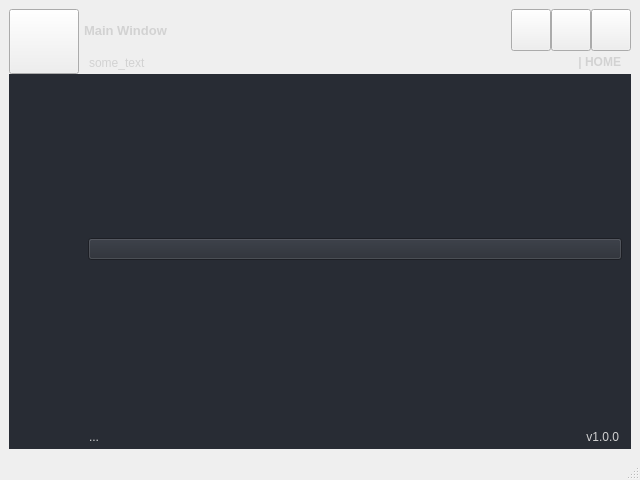
Above: src/ui/forms/main_window.ui from DariuszMak/python-standalone-gui-template before the change. Below: the same form after it.
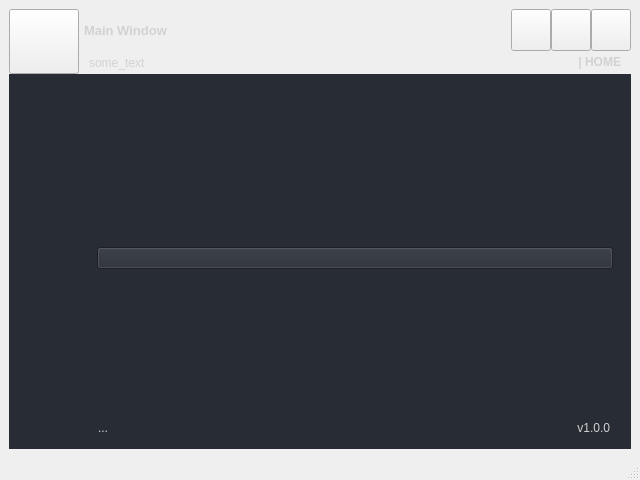
That is the form after the change. Icons and pictures are not drawn.

Diff of the .ui file:
```diff
--- a/src/ui/forms/main_window.ui
+++ b/src/ui/forms/main_window.ui
@@ -645,23 +645,25 @@
              <enum>QFrame::Raised</enum>
             </property>
             <layout class="QVBoxLayout" name="verticalLayout_4">
-             <property name="spacing">
-              <number>0</number>
-             </property>
-             <property name="leftMargin">
-              <number>0</number>
-             </property>
-             <property name="topMargin">
-              <number>0</number>
-             </property>
-             <property name="rightMargin">
-              <number>0</number>
-             </property>
-             <property name="bottomMargin">
-              <number>0</number>
-             </property>
+             <item>
+              <widget class="QFrame" name="horizontalFrame">
+               <property name="sizePolicy">
+                <sizepolicy hsizetype="Maximum" vsizetype="Maximum">
+                 <horstretch>0</horstretch>
+                 <verstretch>0</verstretch>
+                </sizepolicy>
+               </property>
+               <layout class="QHBoxLayout" name="horizontalLayout_9"/>
+              </widget>
+             </item>
              <item>
               <widget class="QFrame" name="frame_content">
+               <property name="sizePolicy">
+                <sizepolicy hsizetype="Minimum" vsizetype="Minimum">
+                 <horstretch>0</horstretch>
+                 <verstretch>0</verstretch>
+                </sizepolicy>
+               </property>
                <property name="frameShape">
                 <enum>QFrame::NoFrame</enum>
                </property>
```
